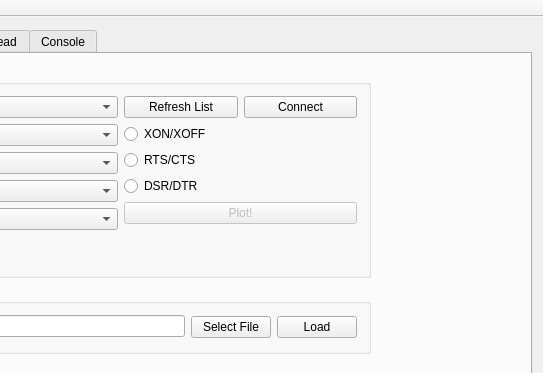
Before: the Qt Designer form mainwindow.ui in makerslocal/localplot, drawn with Qt 5; both pictures show x 153 to 696 and y 0 to 373 of the 696 by 496 pixel window.
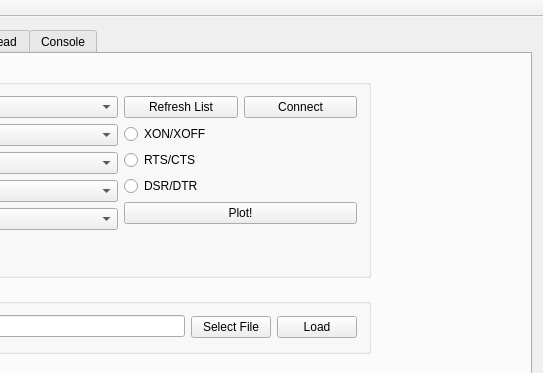
After: the same form once the commit is applied. The open tabs and pages were chosen to show the change.

Commit message: Just tested it, does work. Kinda.

```diff
--- a/mainwindow.ui
+++ b/mainwindow.ui
@@ -151,7 +151,7 @@
                <item>
                 <widget class="QPushButton" name="pushButton_doPlot">
                  <property name="enabled">
-                  <bool>false</bool>
+                  <bool>true</bool>
                  </property>
                  <property name="text">
                   <string>Plot!</string>
```
Left out of the diff: 8 changed lines with no effect on the pictures. The commit also changes 1 other file.
